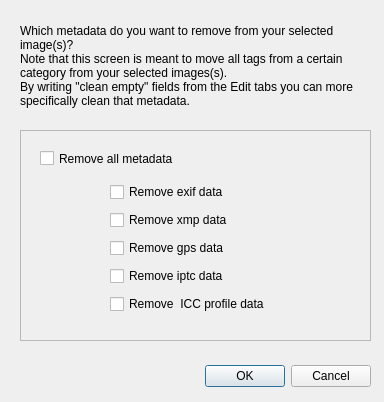
Qt form scripts/ui/remove_metadata.ui (hvdwolf/pyExifToolGUI) before a commit.
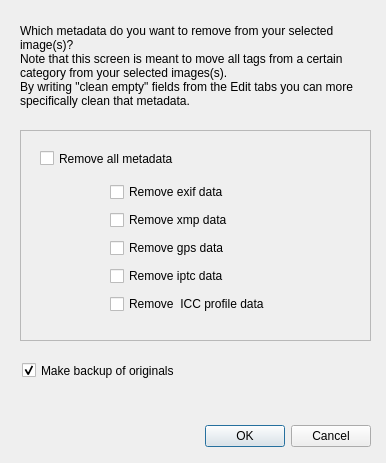
The same form after that commit.

Commit message: correct some minor errors; add to all image "changing" functions a "Make backup of originals" checkbox

```diff
--- a/scripts/ui/remove_metadata.ui
+++ b/scripts/ui/remove_metadata.ui
@@ -6,8 +6,8 @@
    <rect>
     <x>0</x>
     <y>0</y>
-    <width>384</width>
-    <height>402</height>
+    <width>386</width>
+    <height>463</height>
    </rect>
   </property>
   <property name="windowTitle">
@@ -17,7 +17,7 @@
    <property name="geometry">
     <rect>
      <x>30</x>
-     <y>360</y>
+     <y>420</y>
      <width>341</width>
      <height>32</height>
     </rect>
@@ -129,6 +129,22 @@
     <bool>true</bool>
    </property>
   </widget>
+  <widget class="QCheckBox" name="chk_rem_backuporiginals">
+   <property name="geometry">
+    <rect>
+     <x>22</x>
+     <y>360</y>
+     <width>231</width>
+     <height>21</height>
+    </rect>
+   </property>
+   <property name="text">
+    <string>Make backup of originals</string>
+   </property>
+   <property name="checked">
+    <bool>true</bool>
+   </property>
+  </widget>
  </widget>
  <tabstops>
   <tabstop>chk_rem_all_metadata</tabstop>
```
The commit also changes 10 other files.
